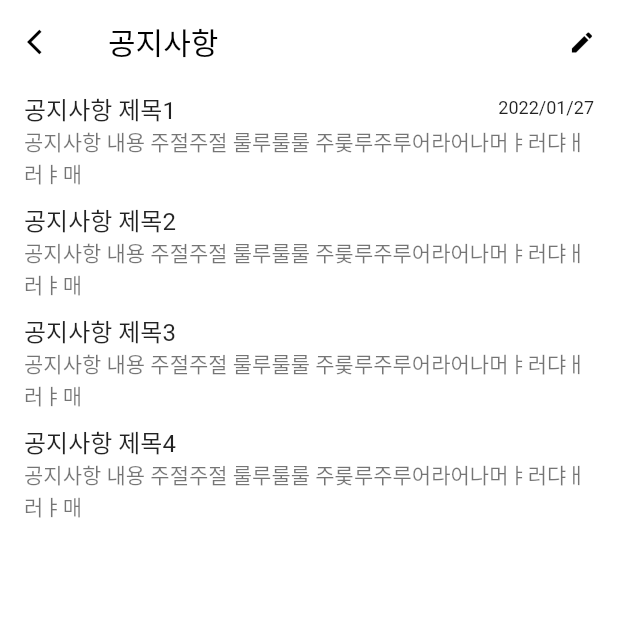
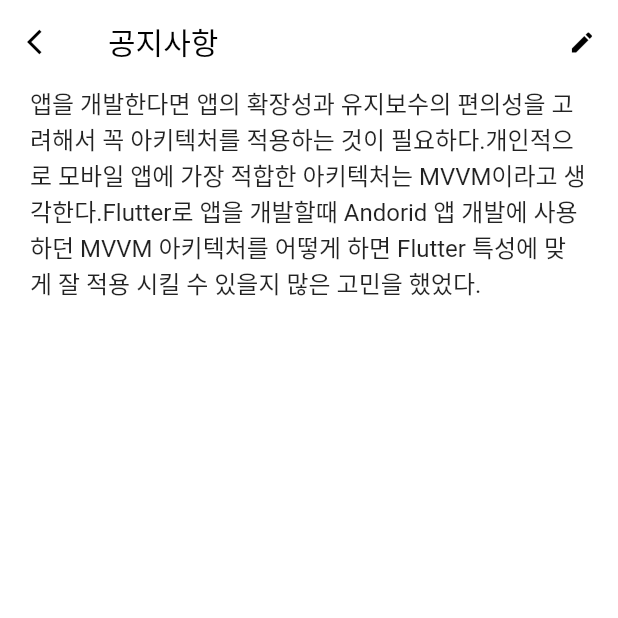
Before and after one commit to threeJob/withUs, a Flutter app: the RoomScreen screen opened directly, in the side drawer, after a tap on "공지사항", on a phone screen of 412 x 824 dp, the top half of it. Run offline on Flutter 3.47's test engine with Material 2 defaults, Android fonts, the phone set to English and light mode, and no system bars; our stand-ins replace dio, expandable, flutter_spinbox, get, image_picker, smooth_page_indicator and 2 more; missing offline and left inert: el_tooltip2, flutter_form_bloc, super_tag_editor; network calls fail; statements that could not run were skipped.

Commit message:
FEAT: 공지사항 등록 통신
통신 성공!

```diff
--- a/lib/screens/Room/room_notification.dart
+++ b/lib/screens/Room/room_notification.dart
@@ -1,6 +1,7 @@
+import 'package:dio/dio.dart';
 import 'package:flutter/material.dart';
 import 'package:flutter_form_bloc/flutter_form_bloc.dart' hide Transition;
-import 'package:get/get.dart';
+import 'package:get/get.dart' hide Response;
 import 'package:with_us/screens/Room/Finaltest.dart';
 
 class RoomNotification extends StatefulWidget {
@@ -51,41 +52,51 @@ class _RoomNotificationState extends State<RoomNotification> {
                   ))
             ],
           ),
-          body: Column(
-            children: [
-              Expanded(
-                child: ListView(
-                  children: [
-                    ListTile(
-                      title: Row(
-                        mainAxisAlignment: MainAxisAlignment.spaceBetween,
-                        children: const [
-                          Text('공지사항 제목1'),
-                          Text('2022/01/27', style: TextStyle(fontSize: 12))
-                        ],
-                      ),
-                      subtitle:
-                          const Text('공지사항 내용 주절주절 룰루룰룰 주룾루주루어라어나머ㅑ러댜ㅐ러ㅑ매'),
-                    ),
-                    const ListTile(
-                      title: Text('공지사항 제목2'),
-                      subtitle: Text('공지사항 내용 주절주절 룰루룰룰 주룾루주루어라어나머ㅑ러댜ㅐ러ㅑ매'),
-                    ),
-                    const ListTile(
-                      title: Text('공지사항 제목3'),
-                      subtitle: Text('공지사항 내용 주절주절 룰루룰룰 주룾루주루어라어나머ㅑ러댜ㅐ러ㅑ매'),
-                    ),
-                    const ListTile(
-                      title: Text('공지사항 제목4'),
-                      subtitle: Text('공지사항 내용 주절주절 룰루룰룰 주룾루주루어라어나머ㅑ러댜ㅐ러ㅑ매'),
-                    ),
-                  ],
+          body: Padding(
+            padding: const EdgeInsets.symmetric(horizontal: 20.0),
+            child: Column(
+              children: [
+                const Text(
+                  '앱을 개발한다면 앱의 확장성과 유지보수의 편의성을 고려해서 꼭 아키텍처를 적용하는 것이 필요하다.개인적으로 모바일 앱에 가장 적합한 아키텍처는 MVVM이라고 생각한다.Flutter로 앱을 개발할때 Andorid 앱 개발에 사용하던 MVVM 아키텍처를 어떻게 하면 Flutter 특성에 맞게 잘 적용 시킬 수 있을지 많은 고민을 했었다.',
+                  style: TextStyle(fontSize: 16),
                 ),
-              )
-            ],
+                // TextButton(onPressed: server.getReq(), child: child)
+              ],
+            ),
           ),
         );
       }),
     );
   }
 }
+
+class Server {
+  var url = "http://43.201.24.189//api/room/notice/2";
+  Future<void> getReq() async {
+    Response response;
+    var dio = Dio();
+    response = await dio.get(url);
+    print(response.data.toString());
+  }
+
+  Future<void> postReq(name, is_lock, thumbnail, limit, hashtags) async {
+    var dio = Dio();
+    try {
+      Response response = await dio.post(url, data: {});
+    } catch (e) {
+      print(e);
+    } finally {
+      dio.close();
+    }
+    // print(response.data.toString());
+  }
+
+  Future<void> getReqWzQuery() async {
+    Response response;
+    var dio = Dio();
+    response = await dio.get(url, queryParameters: {});
+    print(response.data.toString());
+  }
+}
+
+Server server = Server();
--- a/lib/screens/Room/room_screen.dart
+++ b/lib/screens/Room/room_screen.dart
@@ -175,18 +175,20 @@ class _RoomScreenState extends State<RoomScreen> {
                   showModal: false,
                   position: ElTooltipPosition.leftStart,
                   content: Wrap(children: [
-                    ExpandablePanel(
+                    ExpandableNotifier(
+                      child: ExpandablePanel(
                         theme: const ExpandableThemeData(
+                            hasIcon: true,
+                            tapBodyToExpand: true,
                             headerAlignment:
                                 ExpandablePanelHeaderAlignment.center,
                             tapBodyToCollapse: true,
-                          tapBodyToExpand: true,
-                          iconPlacement: ExpandablePanelIconPlacement.right,
+                            bodyAlignment: ExpandablePanelBodyAlignment.left,
                             iconColor: Colors.white),
-                      header: const Text(
-                        "[공지사항 제목]",
-                        style: TextStyle(color: Colors.white, fontSize: 16),
-                      ),
+                        // header: const Text(
+                        //   "",
+                        //   style: TextStyle(color: Colors.white, fontSize: 16),
+                        // ),
                         collapsed: Text(
                           tooltipContent,
                           softWrap: true,
@@ -199,6 +201,7 @@ class _RoomScreenState extends State<RoomScreen> {
                           softWrap: true,
                           overflow: TextOverflow.fade,
                           style: const TextStyle(color: Colors.white),
+                        ),
                       ),
                     ),
                   ]),
```
Also changed, not shown: lib/screens/MyRoom/my_room_list.dart (+50 -2 lines), lib/screens/Room/Finaltest.dart (+115 -92 lines), lib/screens/Room/room_create.dart (+31 -65 lines). Lines whose indentation alone changed are shown as unchanged.
